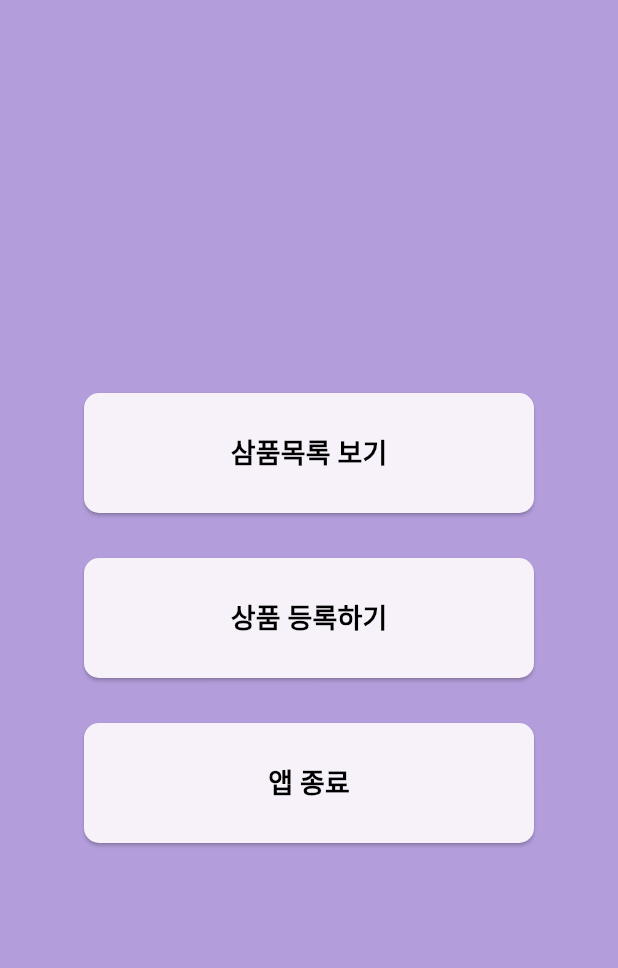
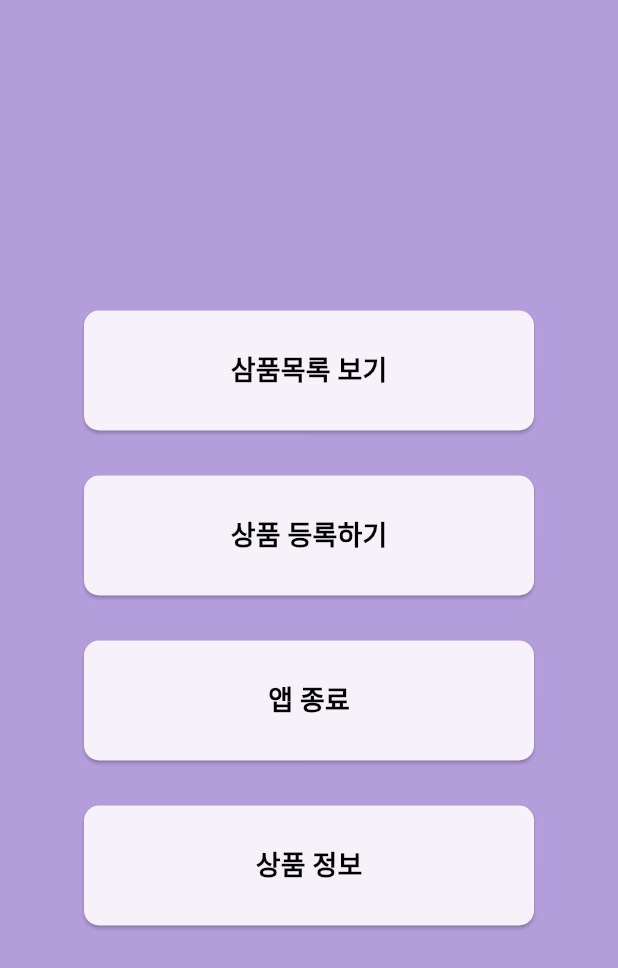
Before and after one commit to seongil-pak/flutter_shopping_mall_app, a Flutter app: the screen it shows after launch, on a phone screen of 412 x 824 dp. Shown: the top 968 px of the screen. Run offline on Flutter 3.47's test engine with Material 3 defaults, Android fonts, the light colour scheme and no system bars.

Commit message:
fix: 상품 정보 페이지

```diff
--- a/lib/homepage/home_page.dart
+++ b/lib/homepage/home_page.dart
@@ -1,5 +1,6 @@
 import 'dart:io';
 import 'package:flutter/material.dart';
+import 'package:flutter_shopping_mall_app/explanation_page/explanation_page.dart';
 import 'package:flutter_shopping_mall_app/list_page/list_page.dart';
 import 'package:flutter_shopping_mall_app/registration_page/registration_page.dart';
 
@@ -88,6 +89,34 @@ class HomePage extends StatelessWidget {
                         borderRadius: BorderRadius.circular(10))),
               ),
             ),
+            SizedBox(
+              height: 30,
+            ),
+            SizedBox(
+              width: 300,
+              height: 80,
+              child: ElevatedButton(
+                onPressed: () {
+                  Navigator.push(
+                    context,
+                    MaterialPageRoute(builder: (context) {
+                      return ExplanationPage();
+                    }),
+                  );
+                },
+                child: Text(
+                  '상품 정보',
+                  style: TextStyle(
+                    color: Colors.black,
+                    fontSize: 18,
+                    fontWeight: FontWeight.bold,
+                  ),
+                ),
+                style: ElevatedButton.styleFrom(
+                    shape: RoundedRectangleBorder(
+                        borderRadius: BorderRadius.circular(10))),
+              ),
+            ),
           ],
         ),
       ),
```
Also changed, not shown: lib/explanation_page/explanation_page.dart (+83 -0 lines), lib/registration_page/registration_page.dart (+10 -0 lines).
